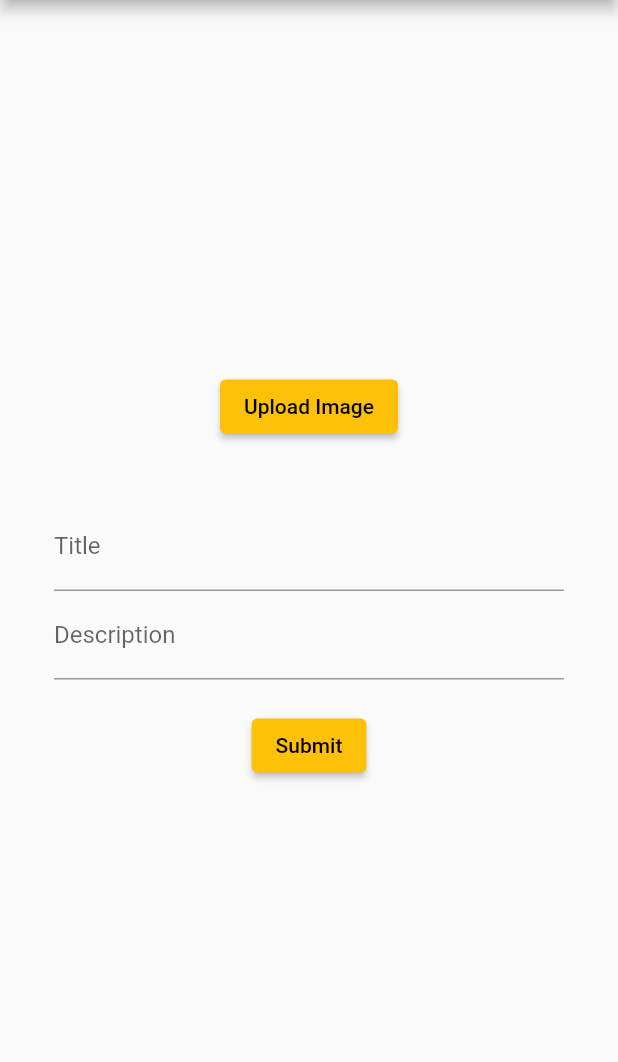
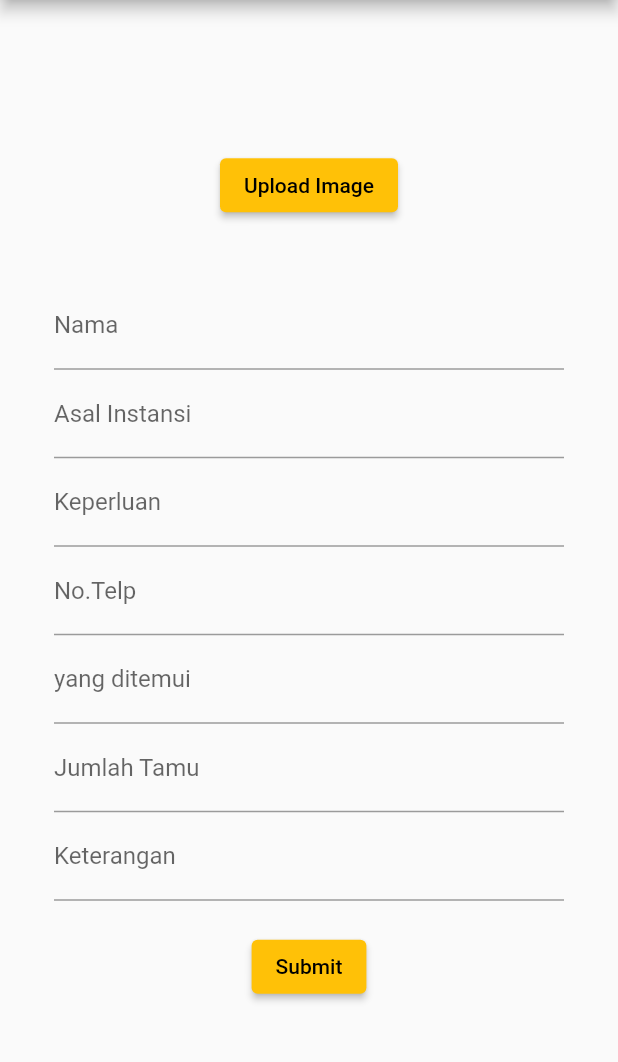
Before and after one commit to mryaomink/bumu, a Flutter app: the screen it shows after launch, after a tap on "Submit", on a phone screen of 412 x 824 dp, the part 84-1146 px from its top. Run offline on Flutter 3.47's test engine with Material 2 defaults, Android fonts, the phone set to English and light mode, and no system bars; our stand-ins replace cloud_firestore, file_picker, firebase_core, firebase_storage, get_it; missing offline and left inert: dart:html; accounts and stored records are empty.

Commit message:
tambah field input

```diff
--- a/lib/screens/guest_book.dart
+++ b/lib/screens/guest_book.dart
@@ -13,8 +13,13 @@ class GuestBook extends StatefulWidget {
 
 class _GuestBookState extends State<GuestBook> {
   html.File? file;
-  final TextEditingController _titleController = TextEditingController();
-  final TextEditingController _descriptionController = TextEditingController();
+  final TextEditingController _namaController = TextEditingController();
+  final TextEditingController _asalController = TextEditingController();
+  final TextEditingController _keperluanController = TextEditingController();
+  final TextEditingController _nomorController = TextEditingController();
+  final TextEditingController _ditemuiController = TextEditingController();
+  final TextEditingController _jumTamuController = TextEditingController();
+  final TextEditingController _ketController = TextEditingController();
   @override
   Widget build(BuildContext context) {
     return Scaffold(
@@ -53,15 +58,50 @@ class _GuestBookState extends State<GuestBook> {
               Padding(
                 padding: const EdgeInsets.symmetric(horizontal: 16.0),
                 child: TextFormField(
-                  controller: _titleController,
-                  decoration: const InputDecoration(labelText: 'Title'),
+                  controller: _namaController,
+                  decoration: const InputDecoration(labelText: 'Nama'),
                 ),
               ),
               Padding(
                 padding: const EdgeInsets.symmetric(horizontal: 16.0),
                 child: TextFormField(
-                  controller: _descriptionController,
-                  decoration: const InputDecoration(labelText: 'Description'),
+                  controller: _asalController,
+                  decoration: const InputDecoration(labelText: 'Asal Instansi'),
+                ),
+              ),
+              Padding(
+                padding: const EdgeInsets.symmetric(horizontal: 16.0),
+                child: TextFormField(
+                  controller: _keperluanController,
+                  decoration: const InputDecoration(labelText: 'Keperluan'),
+                ),
+              ),
+              Padding(
+                padding: const EdgeInsets.symmetric(horizontal: 16.0),
+                child: TextFormField(
+                  controller: _nomorController,
+                  decoration: const InputDecoration(labelText: 'No.Telp'),
+                ),
+              ),
+              Padding(
+                padding: const EdgeInsets.symmetric(horizontal: 16.0),
+                child: TextFormField(
+                  controller: _ditemuiController,
+                  decoration: const InputDecoration(labelText: 'yang ditemui'),
+                ),
+              ),
+              Padding(
+                padding: const EdgeInsets.symmetric(horizontal: 16.0),
+                child: TextFormField(
+                  controller: _jumTamuController,
+                  decoration: const InputDecoration(labelText: 'Jumlah Tamu'),
+                ),
+              ),
+              Padding(
+                padding: const EdgeInsets.symmetric(horizontal: 16.0),
+                child: TextFormField(
+                  controller: _ketController,
+                  decoration: const InputDecoration(labelText: 'Keterangan'),
                 ),
               ),
               const SizedBox(height: 20),
@@ -78,8 +118,13 @@ class _GuestBookState extends State<GuestBook> {
                   final imageUrl = await snapshot.ref.getDownloadURL();
 
                   final formData = {
-                    'title': _titleController.text,
-                    'description': _descriptionController.text,
+                    'nama': _namaController.text,
+                    'instansi': _asalController.text,
+                    'keperluan': _keperluanController.text,
+                    'nomor': _nomorController.text,
+                    'ditemui': _ditemuiController.text,
+                    'jumlahtamu': _jumTamuController.text,
+                    'keterangan': _ketController.text,
                     'imageUrl': imageUrl,
                     'timestamp': DateTime.now(),
                   };
@@ -87,8 +132,13 @@ class _GuestBookState extends State<GuestBook> {
                   final collectionRef =
                       FirebaseFirestore.instance.collection('my_guest');
                   await collectionRef.add(formData);
-                  _titleController.clear();
-                  _descriptionController.clear();
+                  _namaController.clear();
+                  _asalController.clear();
+                  _keperluanController.clear();
+                  _nomorController.clear();
+                  _ditemuiController.clear();
+                  _jumTamuController.clear();
+                  _ketController.clear();
                   setState(() {
                     file = null;
                   });
```
